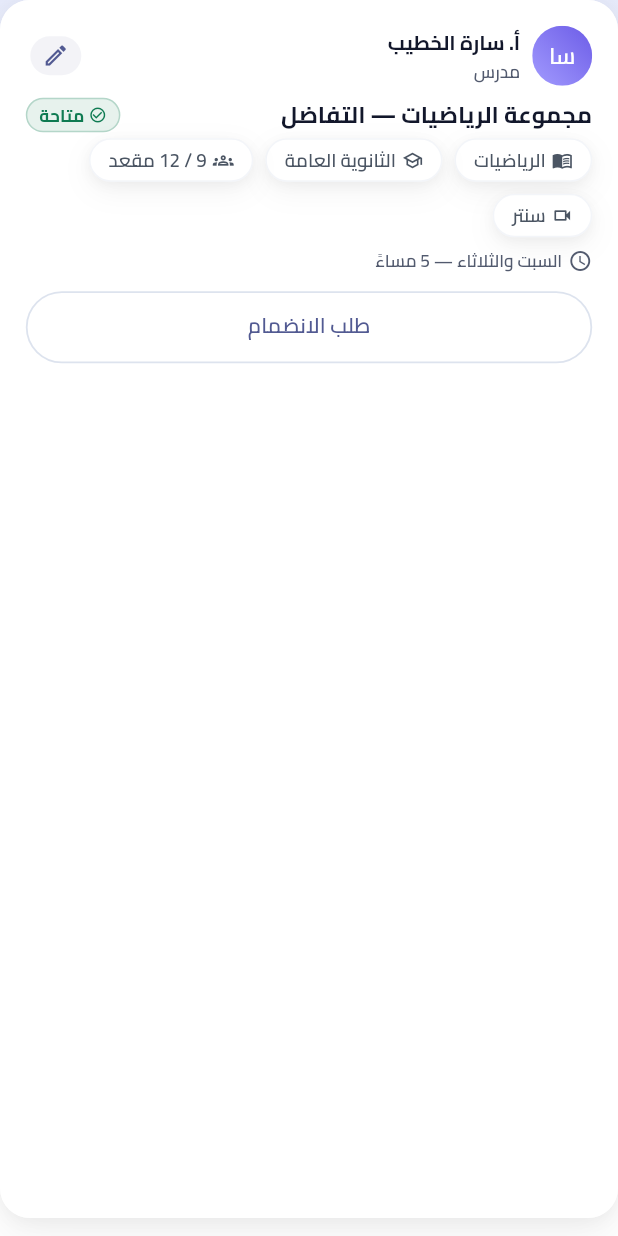
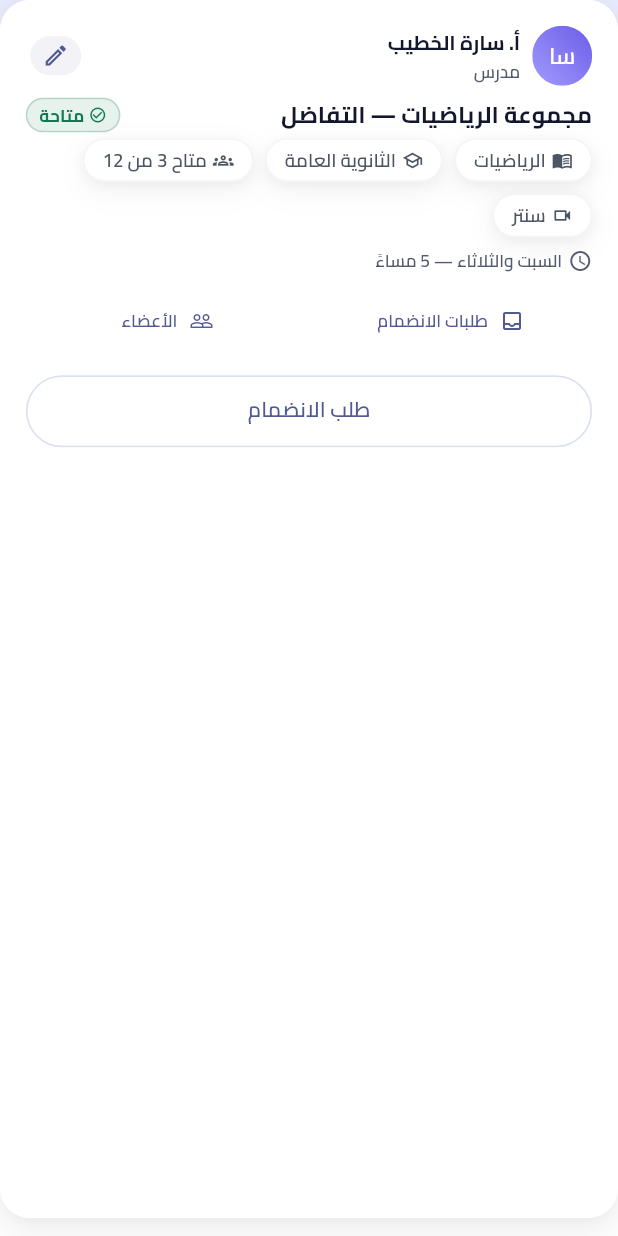
Before and after one commit to bahahany99-cmyk/TeacherStudentApp, a Flutter app: the GroupCard widget shown alone on an empty page, opened directly with sample values from the repository, on a phone screen of 412 x 824 dp. Run offline on Flutter 3.47's test engine with Material 3 defaults, Android fonts, the light colour scheme and no system bars; our stand-ins replace cloud_firestore, firebase_auth, firebase_core, google_sign_in, image_picker; missing offline and left inert: gal; accounts and stored records are empty; Roboto replaces fonts that are missing (IBMPlexSansArabic).

Commit message:
P28: بطاقة المجموعة تعرض المقاعد المتاحة ومدخلي الأعضاء والطلبات
Co-authored-by: arena-agent <297053741+arena-agent@users.noreply.github.com>

```diff
--- a/lib/features/groups/presentation/widgets/group_card.dart
+++ b/lib/features/groups/presentation/widgets/group_card.dart
@@ -28,6 +28,8 @@ class GroupCard extends StatelessWidget {
     this.onTap,
     this.onJoinTap,
     this.onEditTap,
+    this.onMembersTap,
+    this.onRequestsTap,
     this.favoriteAction,
     this.teacherVerified,
     this.onTeacherTap,
@@ -37,6 +39,11 @@ class GroupCard extends StatelessWidget {
   final VoidCallback? onTap;
   final VoidCallback? onJoinTap;
   final VoidCallback? onEditTap;
+
+  /// مداخل المدرس السريعة (P28): الأعضاء وطلبات الانضمام — كان الوصول إليهما
+  /// يمرّ عبر «تفاصيل المجموعة» ثم صفّين، فيضيع الطالب المنتظر خلف ضغطتين.
+  final VoidCallback? onMembersTap;
+  final VoidCallback? onRequestsTap;
 
   /// زر المفضلة (P13) — يُمرَّر من واجهة الطالب فقط.
   final Widget? favoriteAction;
@@ -132,7 +139,12 @@ class GroupCard extends StatelessWidget {
                 PillChip(
                   dense: true,
                   icon: Icons.groups_outlined,
-                  label: '${group.seatsTaken} / ${group.seatsTotal} مقعد',
+                  // (P28) «المتاح» هو ما يهم الطالب والمدرس؛ النسبة الكاملة
+                  // تُبقى في التفاصيل. لا فرق بين استعلامين: كلاهما يقرأ
+                  // `seatsTaken/seatsTotal` من مستند المجموعة نفسه.
+                  label: group.isFull
+                      ? 'مكتملة ($group.seatsTotal)'
+                      : 'متاح ${group.seatsAvailable} من ${group.seatsTotal}',
                   color: group.isFull
                       ? AppColors.statusRejected
                       : AppColors.statusAccepted,
@@ -162,6 +174,49 @@ class GroupCard extends StatelessWidget {
                       ),
                     ),
                   ),
+                ],
+              ),
+            ],
+            if (onMembersTap != null || onRequestsTap != null) ...<Widget>[
+              const SizedBox(height: AppSpacing.xs),
+              Row(
+                children: <Widget>[
+                  if (onRequestsTap != null)
+                    Expanded(
+                      child: TextButton.icon(
+                        key: const Key('group-card-requests'),
+                        onPressed: onRequestsTap,
+                        style: TextButton.styleFrom(
+                          minimumSize: const Size(0, 40),
+                          padding: const EdgeInsets.symmetric(
+                            horizontal: AppSpacing.xs,
+                          ),
+                          textStyle: theme.textTheme.labelSmall?.copyWith(
+                            fontWeight: FontWeight.w600,
+                          ),
+                        ),
+                        icon: const Icon(Icons.inbox_outlined, size: 16),
+                        label: const Text('طلبات الانضمام'),
+                      ),
+                    ),
+                  if (onMembersTap != null)
+                    Expanded(
+                      child: TextButton.icon(
+                        key: const Key('group-card-members'),
+                        onPressed: onMembersTap,
+                        style: TextButton.styleFrom(
+                          minimumSize: const Size(0, 40),
+                          padding: const EdgeInsets.symmetric(
+                            horizontal: AppSpacing.xs,
+                          ),
+                          textStyle: theme.textTheme.labelSmall?.copyWith(
+                            fontWeight: FontWeight.w600,
+                          ),
+                        ),
+                        icon: const Icon(Icons.people_outline, size: 16),
+                        label: const Text('الأعضاء'),
+                      ),
+                    ),
                 ],
               ),
             ],
--- a/lib/features/groups/presentation/widgets/teacher_groups_section.dart
+++ b/lib/features/groups/presentation/widgets/teacher_groups_section.dart
@@ -157,6 +157,12 @@ class _TeacherGroupsSectionState extends State<TeacherGroupsSection> {
         _refresh();
       },
       onEditTap: () => _openForm(groupId: group.id),
+      onMembersTap: () => Navigator.of(
+        context,
+      ).pushNamed(RoutePaths.groupMembers, arguments: group.id),
+      onRequestsTap: () => Navigator.of(
+        context,
+      ).pushNamed(RoutePaths.groupRequests, arguments: group.id),
     );
   }
 
```
